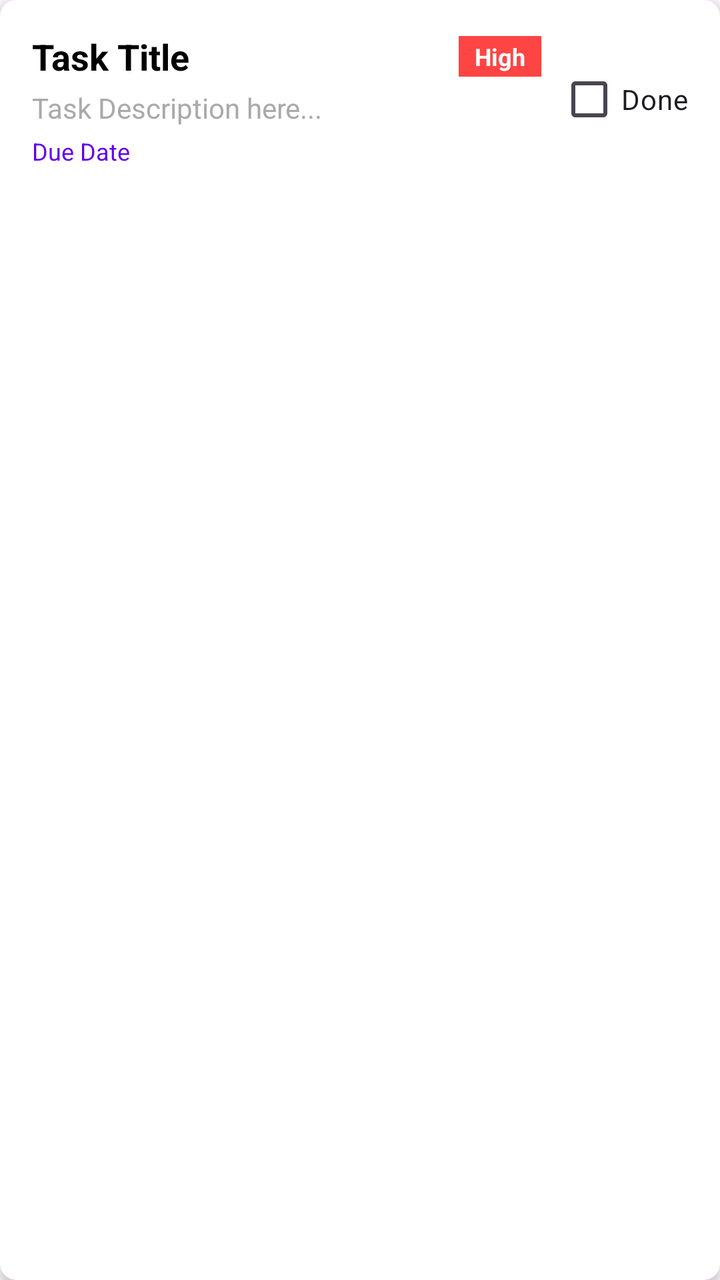
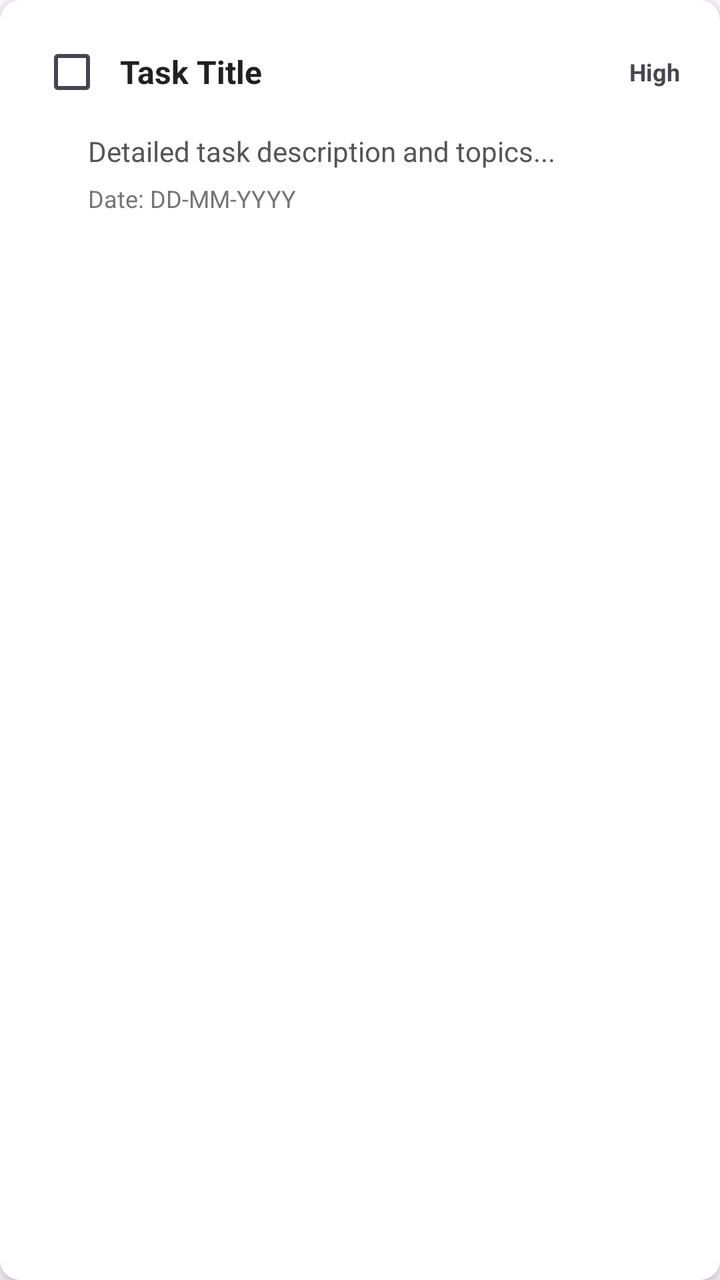

Two renders of the same Android screen: before a commit and after it. Below are the layout's source before the change and the commit's diff.
<!-- AndroidManifest.xml: application theme Theme.StudyMate -->
<!-- res/layout/item_task.xml -->
<?xml version="1.0" encoding="utf-8"?>
<androidx.cardview.widget.CardView xmlns:android="http://schemas.android.com/apk/res/android"
    xmlns:app="http://schemas.android.com/apk/res-auto"
    android:layout_width="match_parent"
    android:layout_height="wrap_content"
    android:layout_marginHorizontal="8dp"
    android:layout_marginVertical="6dp"
    app:cardCornerRadius="8dp"
    app:cardElevation="3dp">

    <LinearLayout
        android:layout_width="match_parent"
        android:layout_height="wrap_content"
        android:orientation="horizontal"
        android:gravity="center_vertical"
        android:padding="16dp">

        <LinearLayout
            android:layout_width="0dp"
            android:layout_height="wrap_content"
            android:layout_weight="1"
            android:orientation="vertical">

            <LinearLayout
                android:layout_width="match_parent"
                android:layout_height="wrap_content"
                android:orientation="horizontal"
                android:gravity="center_vertical"
                android:layout_marginBottom="4dp">

                <TextView
                    android:id="@+id/tvTaskTitle"
                    android:layout_width="0dp"
                    android:layout_height="wrap_content"
                    android:layout_weight="1"
                    android:text="Task Title"
                    android:textSize="18sp"
                    android:textStyle="bold"
                    android:textColor="@android:color/black" />

                <TextView
                    android:id="@+id/tvTaskPriority"
                    android:layout_width="wrap_content"
                    android:layout_height="wrap_content"
                    android:text="High"
                    android:textSize="12sp"
                    android:textStyle="bold"
                    android:paddingHorizontal="8dp"
                    android:paddingVertical="2dp"
                    android:background="@android:color/holo_red_light"
                    android:textColor="@android:color/white" />
            </LinearLayout>

            <TextView
                android:id="@+id/tvTaskDesc"
                android:layout_width="match_parent"
                android:layout_height="wrap_content"
                android:text="Task Description here..."
                android:textSize="14sp"
                android:textColor="@android:color/darker_gray"
                android:layout_marginBottom="4dp" />

            <TextView
                android:id="@+id/tvTaskDate"
                android:layout_width="match_parent"
                android:layout_height="wrap_content"
                android:text="Due Date"
                android:textSize="12sp"
                android:textColor="@color/design_default_color_primary" />
        </LinearLayout>

        <CheckBox
            android:id="@+id/cbTaskComplete"
            android:layout_width="wrap_content"
            android:layout_height="wrap_content"
            android:text="Done"
            android:layout_marginStart="8dp" />

    </LinearLayout>

</androidx.cardview.widget.CardView>
<!-- resources referenced by this layout -->
<resources>
  <style name="Theme.StudyMate" parent="Base.Theme.StudyMate" />
  <style name="Base.Theme.StudyMate" parent="Theme.Material3.DayNight.NoActionBar">
          
          
      </style>
</resources>

<!-- the commit's change to res/layout/item_task.xml (unified diff, before → after) -->
@@ -1,81 +1,90 @@
 <?xml version="1.0" encoding="utf-8"?>
 <androidx.cardview.widget.CardView xmlns:android="http://schemas.android.com/apk/res/android"
     xmlns:app="http://schemas.android.com/apk/res-auto"
+    android:id="@+id/cardTaskItem"
     android:layout_width="match_parent"
     android:layout_height="wrap_content"
-    android:layout_marginHorizontal="8dp"
     android:layout_marginVertical="6dp"
-    app:cardCornerRadius="8dp"
-    app:cardElevation="3dp">
+    app:cardCornerRadius="10dp"
+    app:cardElevation="3dp"
+    android:clickable="true"
+    android:focusable="true"
+    android:foreground="?android:attr/selectableItemBackground">
 
     <LinearLayout
         android:layout_width="match_parent"
         android:layout_height="wrap_content"
-        android:orientation="horizontal"
-        android:gravity="center_vertical"
-        android:padding="16dp">
+        android:orientation="vertical"
+        android:padding="12dp">
+
+        
+        <TextView
+            android:id="@+id/tvRedAlert"
+            android:layout_width="match_parent"
+            android:layout_height="wrap_content"
+            android:text="🔥 [DUE TODAY - ACTION REQUIRED!]"
+            android:textSize="13sp"
+            android:textStyle="bold"
+            android:textColor="#FFFFFF"
+            android:background="#D32F2F"
+            android:padding="6dp"
+            android:gravity="center"
+            android:visibility="gone"
+            android:layout_marginBottom="8dp" />
 
         <LinearLayout
-            android:layout_width="0dp"
+            android:layout_width="match_parent"
             android:layout_height="wrap_content"
-            android:layout_weight="1"
-            android:orientation="vertical">
+            android:orientation="horizontal"
+            android:gravity="center_vertical">
 
-            <LinearLayout
-                android:layout_width="match_parent"
-                android:layout_height="wrap_content"
-                android:orientation="horizontal"
-                android:gravity="center_vertical"
-                android:layout_marginBottom="4dp">
-
-                <TextView
-                    android:id="@+id/tvTaskTitle"
-                    android:layout_width="0dp"
-                    android:layout_height="wrap_content"
-                    android:layout_weight="1"
-                    android:text="Task Title"
-                    android:textSize="18sp"
-                    android:textStyle="bold"
-                    android:textColor="@android:color/black" />
-
-                <TextView
-                    android:id="@+id/tvTaskPriority"
-                    android:layout_width="wrap_content"
-                    android:layout_height="wrap_content"
-                    android:text="High"
-                    android:textSize="12sp"
-                    android:textStyle="bold"
-                    android:paddingHorizontal="8dp"
-                    android:paddingVertical="2dp"
-                    android:background="@android:color/holo_red_light"
-                    android:textColor="@android:color/white" />
-            </LinearLayout>
+            <CheckBox
+                android:id="@+id/cbTaskComplete"
+                android:layout_width="wrap_content"
+                android:layout_height="wrap_content" />
 
             <TextView
-                android:id="@+id/tvTaskDesc"
-                android:layout_width="match_parent"
+                android:id="@+id/tvTaskTitle"
+                android:layout_width="0dp"
                 android:layout_height="wrap_content"
-                android:text="Task Description here..."
-                android:textSize="14sp"
-                android:textColor="@android:color/darker_gray"
-                android:layout_marginBottom="4dp" />
+                android:layout_weight="1"
+                android:text="Task Title"
+                android:textSize="16sp"
+                android:textStyle="bold"
+                android:textColor="#212121" />
 
             <TextView
-                android:id="@+id/tvTaskDate"
-                android:layout_width="match_parent"
+                android:id="@+id/tvTaskPriority"
+                android:layout_width="wrap_content"
                 android:layout_height="wrap_content"
-                android:text="Due Date"
+                android:text="High"
                 android:textSize="12sp"
-                android:textColor="@color/design_default_color_primary" />
+                android:textStyle="bold"
+                android:paddingHorizontal="8dp"
+                android:paddingVertical="3dp" />
         </LinearLayout>
 
-        <CheckBox
-            android:id="@+id/cbTaskComplete"
-            android:layout_width="wrap_content"
+        
+        <TextView
+            android:id="@+id/tvTaskDesc"
+            android:layout_width="match_parent"
             android:layout_height="wrap_content"
-            android:text="Done"
-            android:layout_marginStart="8dp" />
+            android:text="Detailed task description and topics..."
+            android:textSize="14sp"
+            android:textColor="#555555"
+            android:layout_marginTop="6dp"
+            android:layout_marginStart="32dp"
+            android:layout_marginEnd="8dp" />
+
+        <TextView
+            android:id="@+id/tvTaskDate"
+            android:layout_width="match_parent"
+            android:layout_height="wrap_content"
+            android:text="Date: DD-MM-YYYY"
+            android:textSize="12sp"
+            android:textColor="#757575"
+            android:layout_marginTop="6dp"
+            android:layout_marginStart="32dp" />
 
     </LinearLayout>
-
 </androidx.cardview.widget.CardView>
